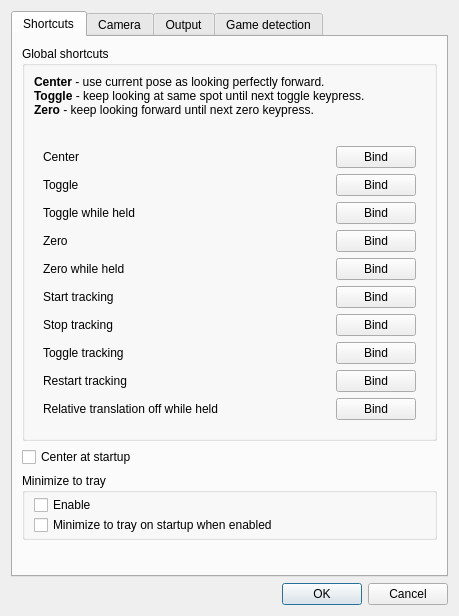
This is gui/options-dialog.ui in opentrack/opentrack as Qt 5 draws it before an edit. The edited form follows.
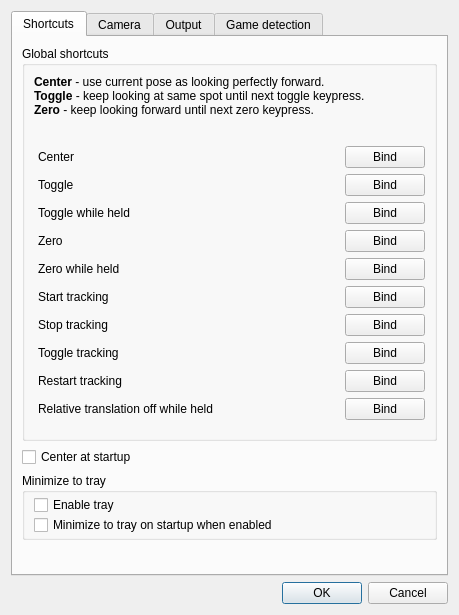
This is the edited form. Icons and pictures are not drawn. Custom widgets are drawn as their Qt base class.

Patch:
```diff
--- a/gui/options-dialog.ui
+++ b/gui/options-dialog.ui
@@ -7,7 +7,7 @@
     <x>0</x>
     <y>0</y>
     <width>459</width>
-    <height>616</height>
+    <height>615</height>
    </rect>
   </property>
   <property name="windowTitle">
@@ -68,6 +68,12 @@
              <string notr="true">QGroupBox { border: 0; }</string>
             </property>
             <layout class="QGridLayout" name="gridLayout_8">
+             <property name="leftMargin">
+              <number>4</number>
+             </property>
+             <property name="rightMargin">
+              <number>0</number>
+             </property>
              <property name="horizontalSpacing">
               <number>20</number>
              </property>
@@ -201,6 +207,12 @@
              </item>
              <item row="0" column="1">
               <widget class="QLabel" name="center_text">
+               <property name="sizePolicy">
+                <sizepolicy hsizetype="Preferred" vsizetype="Preferred">
+                 <horstretch>3</horstretch>
+                 <verstretch>0</verstretch>
+                </sizepolicy>
+               </property>
                <property name="text">
                 <string/>
                </property>
@@ -218,6 +230,12 @@
              </item>
              <item row="0" column="0">
               <widget class="QLabel" name="textLabel2_3">
+               <property name="sizePolicy">
+                <sizepolicy hsizetype="Preferred" vsizetype="Preferred">
+                 <horstretch>7</horstretch>
+                 <verstretch>0</verstretch>
+                </sizepolicy>
+               </property>
                <property name="text">
                 <string>Center</string>
                </property>
@@ -333,7 +351,7 @@
           <item>
            <widget class="QCheckBox" name="trayp">
             <property name="text">
-             <string>Enable</string>
+             <string>Enable tray</string>
             </property>
            </widget>
           </item>
```
Left out of the diff: 25 changed lines with no effect on the pictures.
